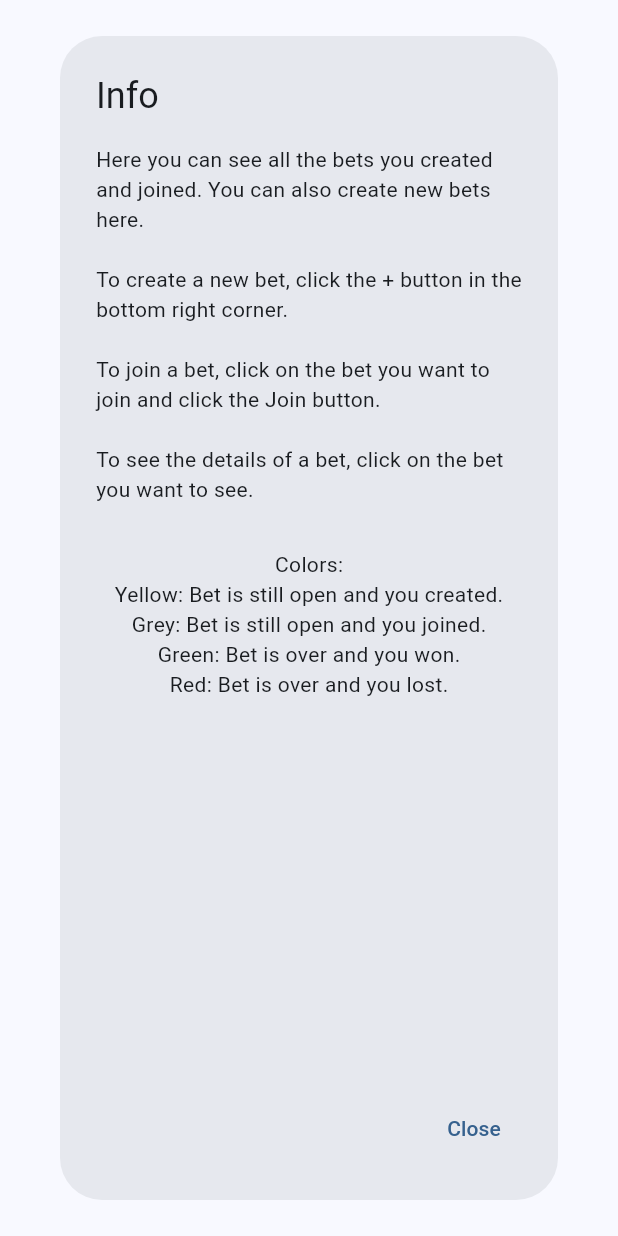
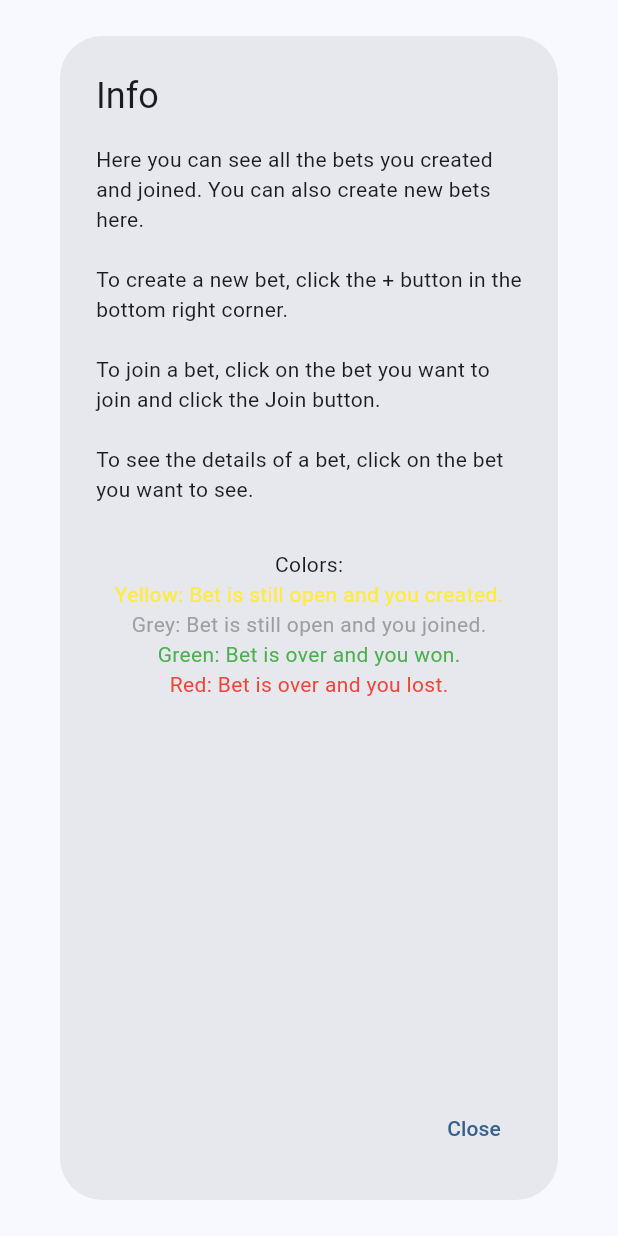
Before and after one commit to aradbm/ibet, a Flutter app: the InfoWidget widget shown alone on an empty page, opened directly, on a phone screen of 412 x 824 dp. Run offline on Flutter 3.47's test engine with Material 3 defaults, Android fonts, the phone set to English and light mode, and no system bars; our stand-ins replace cloud_firestore, firebase_auth, firebase_core, flutter_datetime_picker_plus; accounts and stored records are empty; network calls fail.

Commit message:
add text color to info

```diff
--- a/lib/screens/components/info_dialog.dart
+++ b/lib/screens/components/info_dialog.dart
@@ -24,10 +24,10 @@ class InfoWidget extends StatelessWidget {
           // here show each color and what it means
           SizedBox(height: 10),
           Text('Colors:'),
-          Text('Yellow: Bet is still open and you created.'),
-          Text('Grey: Bet is still open and you joined.'),
-          Text('Green: Bet is over and you won.'),
-          Text('Red: Bet is over and you lost.'),
+          Text('Yellow: Bet is still open and you created.',style: TextStyle(color: Colors.yellow),          ),
+          Text('Grey: Bet is still open and you joined.', style: TextStyle(color: Colors.grey)),
+          Text('Green: Bet is over and you won.', style: TextStyle(color: Colors.green)),
+          Text('Red: Bet is over and you lost.', style: TextStyle(color: Colors.red)),
         ],
       ),
       actions: [
```
